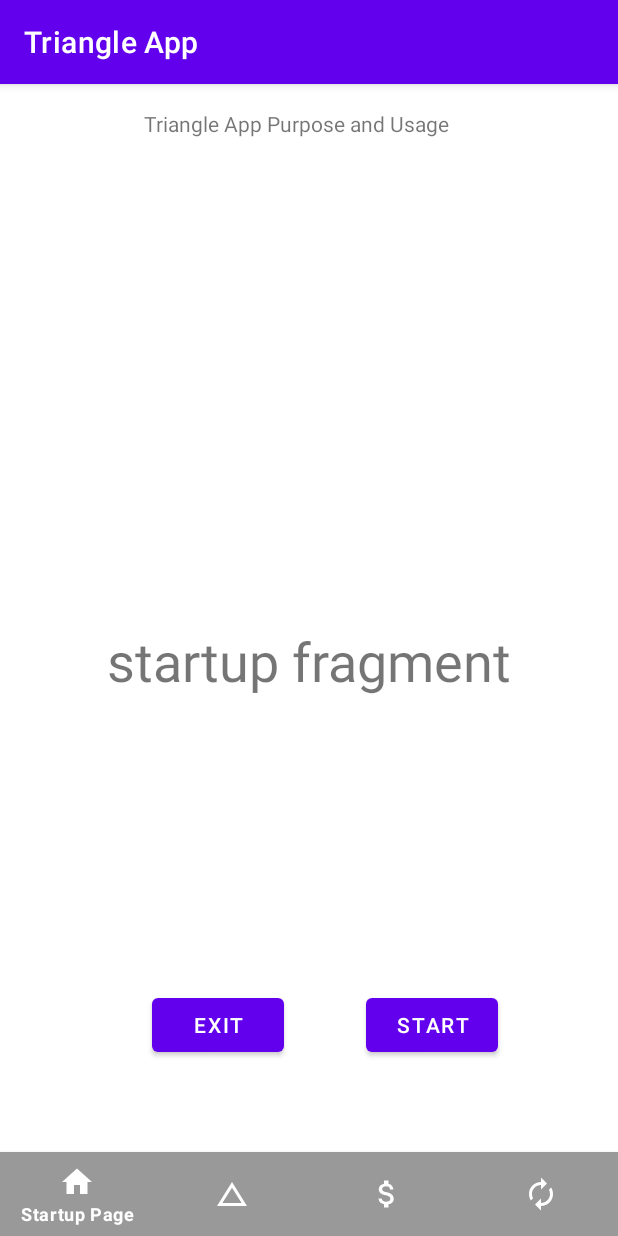
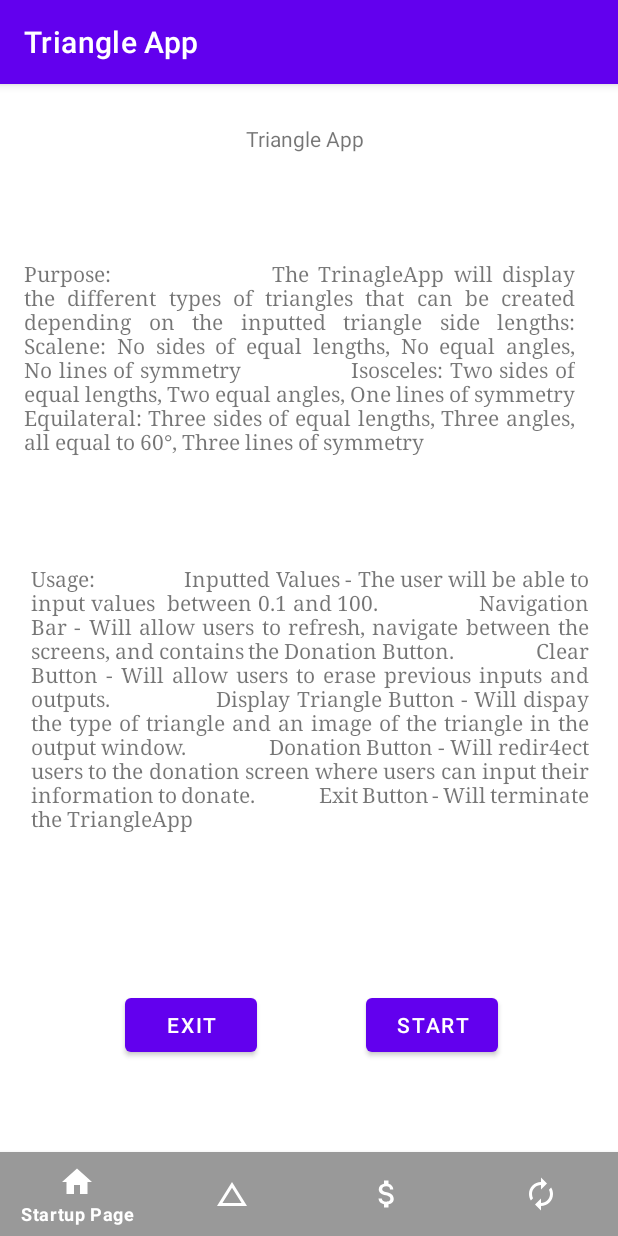
Before and after one commit to burekichevapi/TriangleHW1, an Android app: the screen it shows after launch (MainActivity), on a phone screen of 412 x 824 dp. Run offline under Robolectric (Android 15) with nearby library versions, the phone set to English and light mode, and no system bars.

Commit message:
Working navigation between fragments. Updated startup page with purpose and usage text.

```diff
--- a/app/src/main/java/com/example/trianglehw1/MainActivity.kt
+++ b/app/src/main/java/com/example/trianglehw1/MainActivity.kt
@@ -3,10 +3,12 @@ package com.example.trianglehw1
 import androidx.appcompat.app.AppCompatActivity
 import android.os.Bundle
 import androidx.fragment.app.Fragment
+import androidx.fragment.app.findFragment
 import com.example.trianglehw1.fragments.donate_fragment
 import com.example.trianglehw1.fragments.startup_fragment
 import com.example.trianglehw1.fragments.triangle_fragment
 import com.google.android.material.bottomnavigation.BottomNavigationView
+import kotlinx.android.synthetic.main.activity_main.*
 
 class MainActivity : AppCompatActivity() {
 
@@ -14,32 +16,36 @@ class MainActivity : AppCompatActivity() {
     private val donateFragment: donate_fragment = donate_fragment()
     private val triangleFragment: triangle_fragment = triangle_fragment()
 
-    //  changed
+    override fun onCreate(savedInstanceState: Bundle?) {
+        super.onCreate(savedInstanceState)
 
-    private val mOnNavigationItemSelectedListener = BottomNavigationView.OnNavigationItemSelectedListener { item ->
+        setContentView(R.layout.activity_main)
+
+        setFragment(startupFragment)
+        view_BottomNavBar.setOnNavigationItemSelectedListener {
+            when(it.itemId){
+                R.id.ic_startup_nav_button -> setFragment(startupFragment)
+                R.id.ic_triangle_nav_button -> setFragment(triangleFragment)
+                R.id.ic_donate_nav_button -> setFragment(donateFragment)
+                R.id.ic_reset_screen_button -> resetScreen()
+            }
+            true
+        }
+    }
+
+    private fun setFragment(fragment: Fragment) {
 
         val transaction = supportFragmentManager.beginTransaction()
+
         transaction.setCustomAnimations(android.R.anim.fade_in, android.R.anim.fade_out)
-
-        when(item.itemId){
-
-            R.id.ic_back_nav_button -> transaction.replace(R.id.fragment_container, startupFragment)
-            R.id.ic_reset_screen_button -> transaction.replace(R.id.fragment_container, triangleFragment)
-            R.id.ic_donate_nav_button -> transaction.replace(R.id.fragment_container, donateFragment)
-        }
+        transaction.setReorderingAllowed(true)
+        transaction.replace(R.id.fragment_container,  fragment)
         transaction.commit()
 
-        true
     }
 
-    override fun onCreate(savedInstanceState: Bundle?) {
-        super.onCreate(savedInstanceState)
-        setContentView(R.layout.activity_main)
+    private fun resetScreen() {
 
-        val transaction = supportFragmentManager.beginTransaction()
-        transaction.add(R.id.fragment_container,  startupFragment)
-        transaction.commit()
-
-        // TEST COMMENT
+        //  TODO: insert call to current fragment to reset data to defaults
     }
 }
--- a/app/src/main/res/layout/fragment_donate_container.xml
+++ b/app/src/main/res/layout/fragment_donate_container.xml
@@ -7,10 +7,10 @@
     tools:context=".fragments.donate_fragment">
 
     <TextView
-        android:id="@+id/donate"
+        android:id="@+id/triangle"
         android:layout_width="wrap_content"
         android:layout_height="wrap_content"
-        android:text="donate fragment"
+        android:text="Donate Fragment"
         android:textSize="36sp"
         app:layout_constraintBottom_toBottomOf="parent"
         app:layout_constraintLeft_toLeftOf="parent"
--- a/app/src/main/res/layout/fragment_startup_container.xml
+++ b/app/src/main/res/layout/fragment_startup_container.xml
@@ -6,36 +6,56 @@
     xmlns:app="http://schemas.android.com/apk/res-auto"
     tools:context=".fragments.startup_fragment">
 
-<!--    <FrameLayout
-        android:id="@+id/fl_wrapper"
-        android:layout_width="match_parent"
-        android:layout_height="0dp"
-        app:layout_constraintBottom_toTopOf="parent"
-        app:layout_constraintTop_toTopOf="parent"
-        tools:layout_editor_absoluteX="0dp" >
--->
+
         <TextView
-            android:id="@+id/triangle"
+            android:id="@+id/label_Title"
             android:layout_width="wrap_content"
             android:layout_height="wrap_content"
-            android:text="startup fragment"
-            android:textSize="36sp"
+            android:text="@string/app_name"
             app:layout_constraintBottom_toBottomOf="parent"
-            app:layout_constraintLeft_toLeftOf="parent"
-            app:layout_constraintRight_toRightOf="parent"
-            app:layout_constraintTop_toTopOf="parent" />
-
-        <TextView
-            android:id="@+id/label_AppPurposeUsage"
-            android:layout_width="wrap_content"
-            android:layout_height="wrap_content"
-            android:text="Triangle App Purpose and Usage"
-            app:layout_constraintBottom_toBottomOf="parent"
-            app:layout_constraintHorizontal_bias="0.46"
+            app:layout_constraintHorizontal_bias="0.493"
             app:layout_constraintLeft_toLeftOf="parent"
             app:layout_constraintRight_toRightOf="parent"
             app:layout_constraintTop_toTopOf="parent"
-            app:layout_constraintVertical_bias="0.022" />
+            app:layout_constraintVertical_bias="0.036" />
+
+        <TextView
+            android:id="@+id/label_AppPurpose"
+            android:layout_width="367dp"
+            android:layout_height="189dp"
+            android:fontFamily="serif"
+            android:justificationMode="inter_word"
+            android:text="Purpose:
+                The TrinagleApp will display the different types of triangles that can be created depending on the inputted triangle side lengths:
+                Scalene: No sides of equal lengths, No equal angles, No lines of symmetry
+                Isosceles: Two sides of equal lengths, Two equal angles, One lines of symmetry
+                Equilateral: Three sides of equal lengths, Three angles, all equal to 60°, Three lines of symmetry"
+            app:layout_constraintBottom_toTopOf="@+id/label_AppUsage"
+            app:layout_constraintEnd_toEndOf="parent"
+            app:layout_constraintHorizontal_bias="0.363"
+            app:layout_constraintStart_toStartOf="parent"
+            app:layout_constraintTop_toTopOf="parent"
+            app:layout_constraintVertical_bias="0.893" />
+
+        <TextView
+            android:id="@+id/label_AppUsage"
+            android:layout_width="372dp"
+            android:layout_height="270dp"
+            android:fontFamily="serif"
+            android:justificationMode="inter_word"
+            android:text="Usage:
+                Inputted Values - The user will be able to input values  between 0.1 and 100.
+                Navigation Bar - Will allow users to refresh, navigate between the screens, and contains the Donation Button.
+                Clear Button - Will allow users to erase previous inputs and outputs.
+                Display Triangle Button - Will dispay the type of triangle and an image of the triangle in the output window.
+                Donation Button - Will redir4ect users to the donation screen where users can input their information to donate.
+                Exit Button - Will terminate the TriangleApp"
+            app:layout_constraintBottom_toBottomOf="parent"
+            app:layout_constraintEnd_toEndOf="parent"
+            app:layout_constraintHorizontal_bias="0.512"
+            app:layout_constraintStart_toStartOf="parent"
+            app:layout_constraintTop_toTopOf="parent"
+            app:layout_constraintVertical_bias="0.643" />
 
         <Button
             android:id="@+id/btn_Start"
@@ -55,11 +75,9 @@
             android:text="Exit"
             app:layout_constraintBottom_toBottomOf="parent"
             app:layout_constraintEnd_toStartOf="@+id/btn_Start"
-            app:layout_constraintHorizontal_bias="0.65"
+            app:layout_constraintHorizontal_bias="0.535"
             app:layout_constraintStart_toStartOf="parent"
             app:layout_constraintTop_toTopOf="parent"
             app:layout_constraintVertical_bias="0.838" />
 
-<!--    </FrameLayout> -->
-
 </androidx.constraintlayout.widget.ConstraintLayout>
--- a/app/src/main/res/values/strings.xml
+++ b/app/src/main/res/values/strings.xml
@@ -7,4 +7,6 @@
     <string name="title_triangle_page">Triangle Page</string>
     <string name="title_startup_page">Startup Page</string>
     <string name="title_donate_page">Donate Page</string>
+    <string name="description_triangle_usage">
+</string>
 </resources>
```
Also changed, not shown: app/src/main/res/drawable/ic_back_nav_button.xml (deleted, +0 -10 lines), app/src/main/res/drawable/ic_forward_nav_button.xml (deleted, +0 -11 lines).
